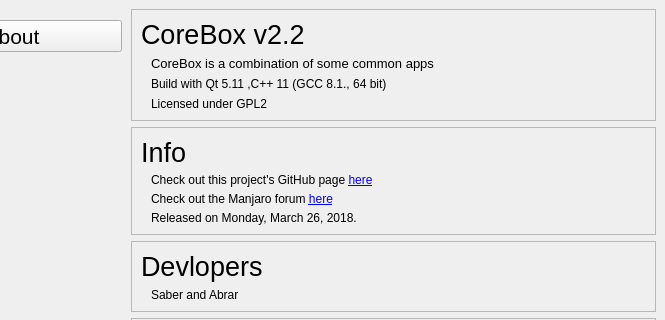
Above: app/about/about.ui from rahmanshaber/corebox before the change; both pictures show x 108 to 773 and y 0 to 320 of the 773 by 665 pixel window. Below: the same form after it.
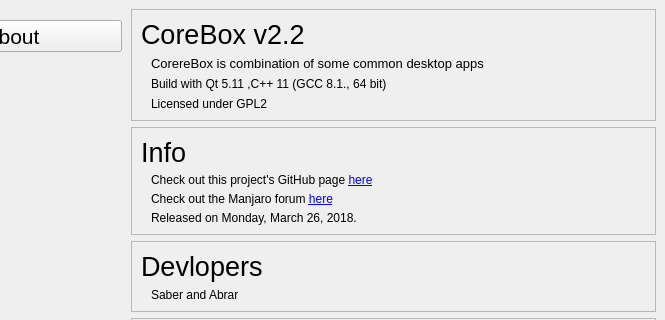
That is the form after the change. Icons and pictures are not drawn.

What changed in the file:
```diff
--- a/app/about/about.ui
+++ b/app/about/about.ui
@@ -188,7 +188,7 @@
             </font>
            </property>
            <property name="text">
-            <string>CoreBox is a combination of some common apps</string>
+            <string>CorereBox is combination of some common desktop apps</string>
            </property>
            <property name="indent">
             <number>10</number>
```
